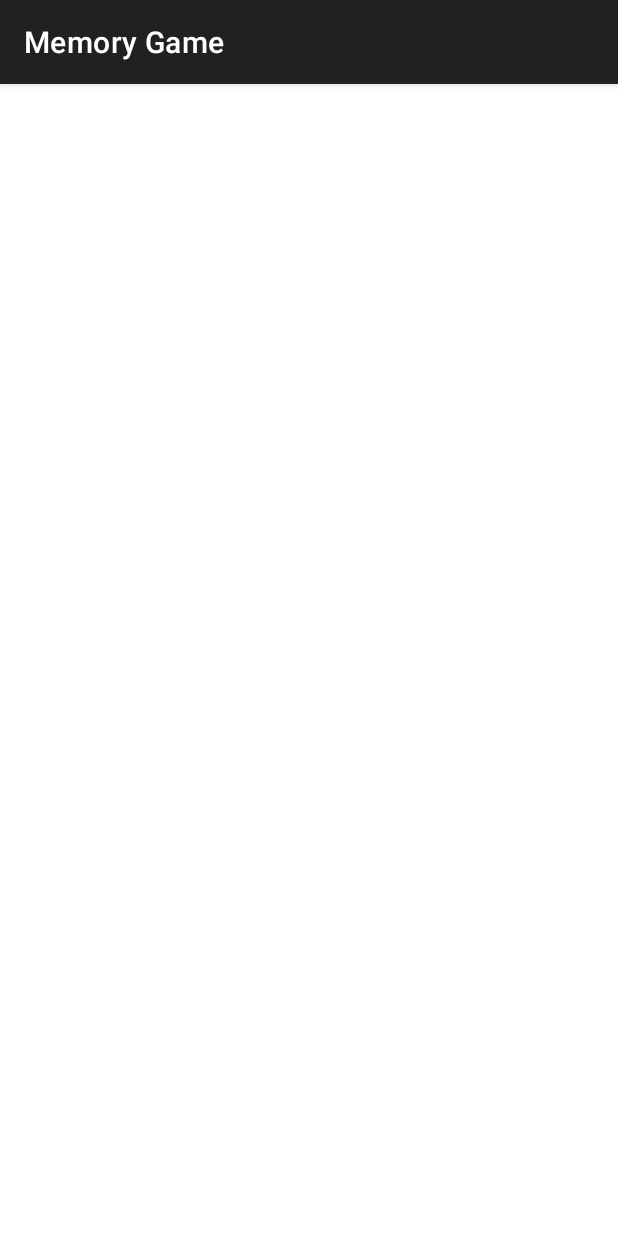
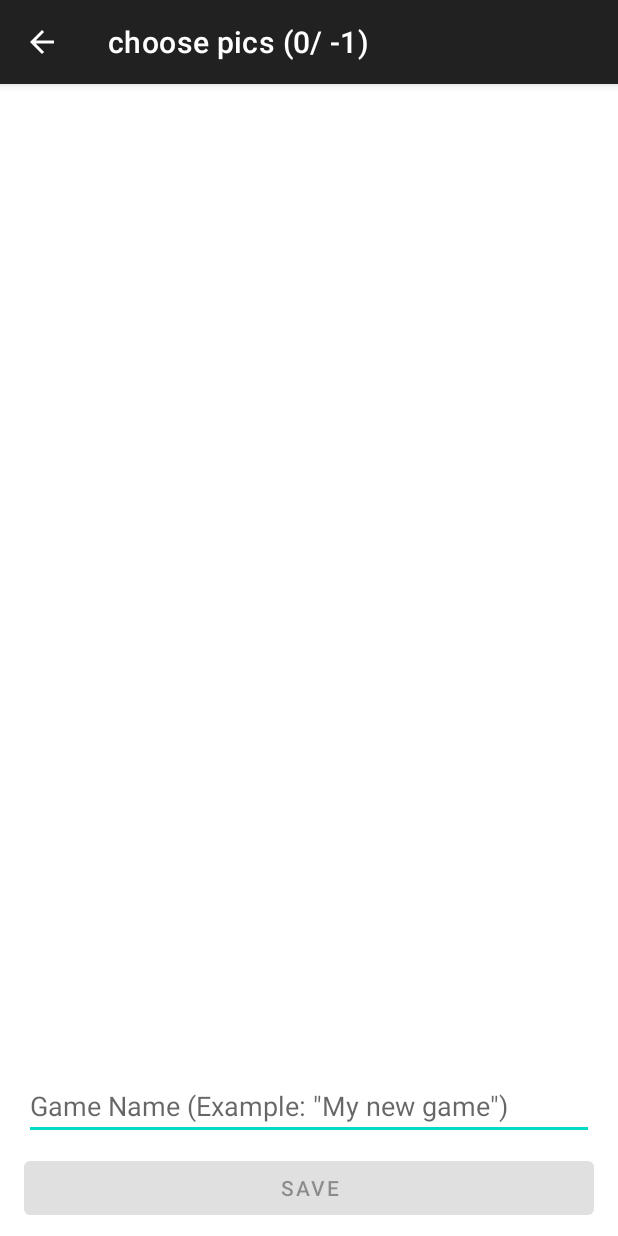
Before and after one commit to D-Emman/MyMemoryGame, an Android app: the CreateActivity screen opened directly, with no data from a screen before it, on a phone screen of 412 x 824 dp. Run offline under Robolectric (Android 15) with nearby library versions, the phone set to English and light mode, and no system bars; 4 statements that could not run were skipped.

Commit message:
designing the ui for custom game

```diff
--- a/app/src/main/java/com/example/memorygame/CreateActivity.kt
+++ b/app/src/main/java/com/example/memorygame/CreateActivity.kt
@@ -1,29 +1,60 @@
 package com.example.memorygame
 
+import android.net.Uri
 import android.os.Bundle
+import android.view.MenuItem
+import android.widget.Button
+import android.widget.EditText
 import androidx.activity.enableEdgeToEdge
 import androidx.appcompat.app.AppCompatActivity
 import androidx.core.view.ViewCompat
 import androidx.core.view.WindowInsetsCompat
+import androidx.recyclerview.widget.GridLayoutManager
+import androidx.recyclerview.widget.RecyclerView
 import com.example.memorygame.models.BoardSize
+import com.example.memorygame.utils.EXTRA_BOARD_SIZE
 
 class CreateActivity : AppCompatActivity() {
 
+    private lateinit var rvImagePicker: RecyclerView
+    private lateinit var etGameName: EditText
+    private lateinit var btnSave: Button
+
     private lateinit var boardSize: BoardSize
     private var numImagesRequired = -1
+    private val chosenImageUris = mutableListOf<Uri>()
 
     override fun onCreate(savedInstanceState: Bundle?) {
         super.onCreate(savedInstanceState)
         enableEdgeToEdge()
         setContentView(R.layout.activity_create)
+
+        rvImagePicker = findViewById(R.id.rvImagePicker)
+        etGameName = findViewById(R.id.etGameName)
+        btnSave = findViewById(R.id.btnSave)
+
         ViewCompat.setOnApplyWindowInsetsListener(findViewById(R.id.main)) { v, insets ->
             val systemBars = insets.getInsets(WindowInsetsCompat.Type.systemBars())
             v.setPadding(systemBars.left, systemBars.top, systemBars.right, systemBars.bottom)
             insets
         }
 
-//        boardSize = intent.getSerializable(EXTRA_BOARD_SIZE) as BoardSize
-//        numImagesRequired = boardSize.getNumPairs()
-//        supportActionBar?.title = "choose pics (0/ $numImagesRequired)"
+        supportActionBar?.setDisplayHomeAsUpEnabled(true)
+        boardSize = intent.getSerializableExtra(EXTRA_BOARD_SIZE) as BoardSize
+        numImagesRequired = boardSize.getNumPairs()
+        supportActionBar?.title = "choose pics (0/ $numImagesRequired)"
+
+        rvImagePicker.adapter = ImagePickerAdapter(this, chosenImageUris, boardSize )
+        rvImagePicker.setHasFixedSize(true)
+        rvImagePicker.layoutManager = GridLayoutManager(this, boardSize.getWidth())
+    }
+
+    override fun onOptionsItemSelected(item: MenuItem): Boolean{
+        if (item.itemId == android.R.id.home){
+            finish()
+            return true
+        }
+
+        return super.onOptionsItemSelected(item)
     }
 }
--- a/app/src/main/res/layout/activity_create.xml
+++ b/app/src/main/res/layout/activity_create.xml
@@ -7,4 +7,48 @@
     android:layout_height="match_parent"
     tools:context=".CreateActivity">
 
+    <Button
+        android:id="@+id/btnSave"
+        android:layout_width="0dp"
+        android:layout_height="wrap_content"
+        android:layout_marginStart="16dp"
+        android:layout_marginEnd="16dp"
+        android:layout_marginBottom="8dp"
+        android:enabled="false"
+        android:text="Save"
+        app:layout_constraintBottom_toBottomOf="parent"
+        app:layout_constraintEnd_toEndOf="parent"
+        app:layout_constraintHorizontal_bias="0.0"
+        app:layout_constraintStart_toStartOf="parent" />
+
+    <EditText
+        android:id="@+id/etGameName"
+        android:layout_width="0dp"
+        android:layout_height="wrap_content"
+        android:layout_marginStart="16dp"
+        android:layout_marginEnd="16dp"
+        android:layout_marginBottom="8dp"
+        android:digits="1234567890abcdefghijklmnopqrstuvwxyz_-"
+        android:ems="10"
+        android:hint='Game Name (Example: "My new game")'
+
+        android:imeOptions="actionDone|actionGo|actionSend"
+
+        android:importantForAutofill="no"
+        android:inputType="text"
+        android:maxLines="1"
+        app:layout_constraintBottom_toTopOf="@id/btnSave"
+        app:layout_constraintEnd_toEndOf="parent"
+        app:layout_constraintStart_toStartOf="parent" />
+
+    <androidx.recyclerview.widget.RecyclerView
+        android:id="@+id/rvImagePicker"
+        android:layout_width="409dp"
+        android:layout_height="812dp"
+        android:layout_marginTop="16dp"
+        app:layout_constraintBottom_toTopOf="@+id/etGameName"
+        app:layout_constraintEnd_toEndOf="parent"
+        app:layout_constraintStart_toStartOf="parent"
+        app:layout_constraintTop_toTopOf="parent"
+        app:layout_constraintVertical_bias="1.0" />
 </androidx.constraintlayout.widget.ConstraintLayout>
```
Also changed, not shown: app/src/main/java/com/example/memorygame/ImagePickerAdapter.kt (added, +43 -0 lines), app/src/main/res/layout/card_image.xml (added, +18 -0 lines).
